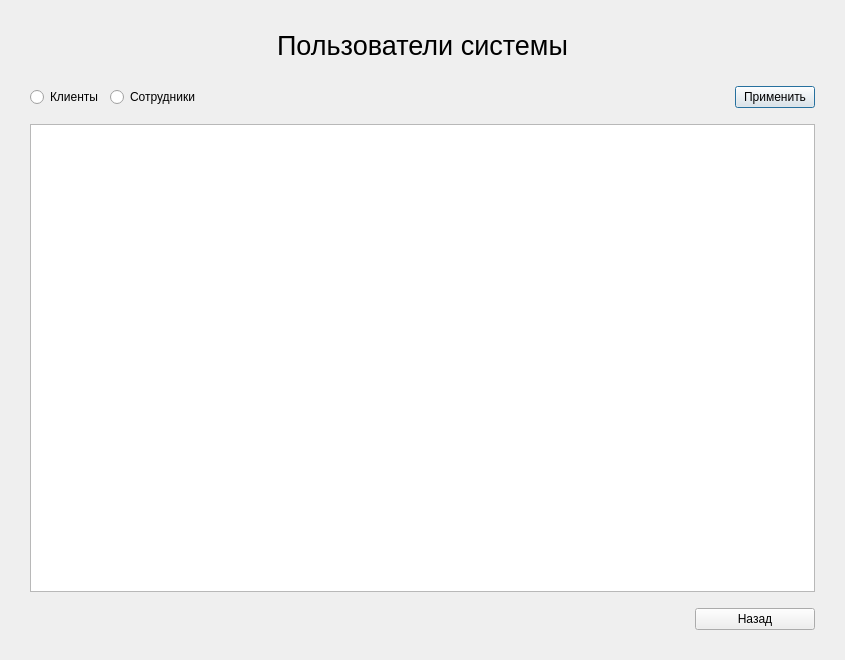
Before: the Qt Designer form gui/userslistwindow.ui in rkv04/test, drawn with Qt 5.
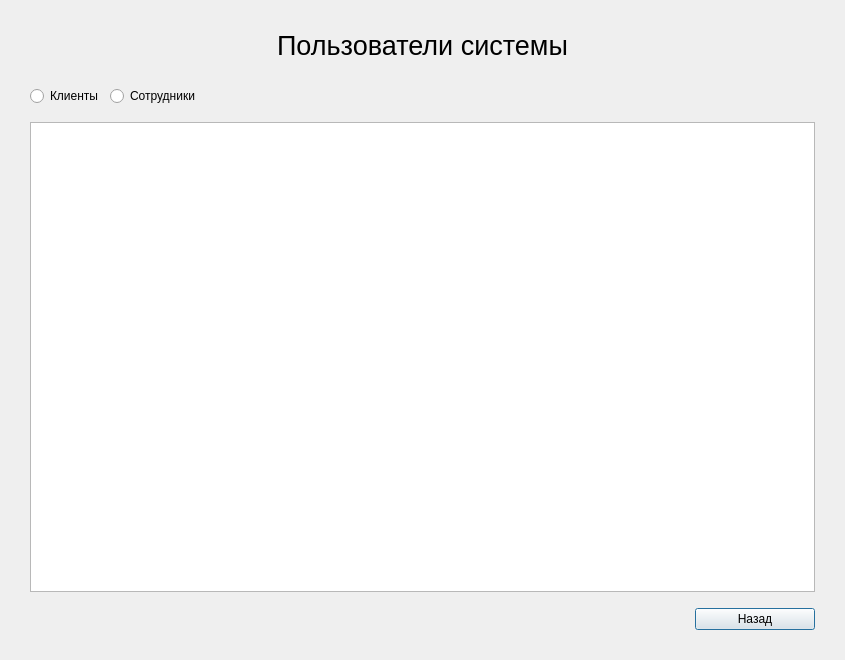
After: the same form once the commit is applied.

What changed in the file:
```diff
--- a/gui/userslistwindow.ui
+++ b/gui/userslistwindow.ui
@@ -79,13 +79,6 @@
        </property>
       </spacer>
      </item>
-     <item>
-      <widget class="QPushButton" name="pushButton_3">
-       <property name="text">
-        <string>Применить</string>
-       </property>
-      </widget>
-     </item>
     </layout>
    </item>
    <item>
```
Left out of the diff: 6 changed lines with no effect on the pictures.
